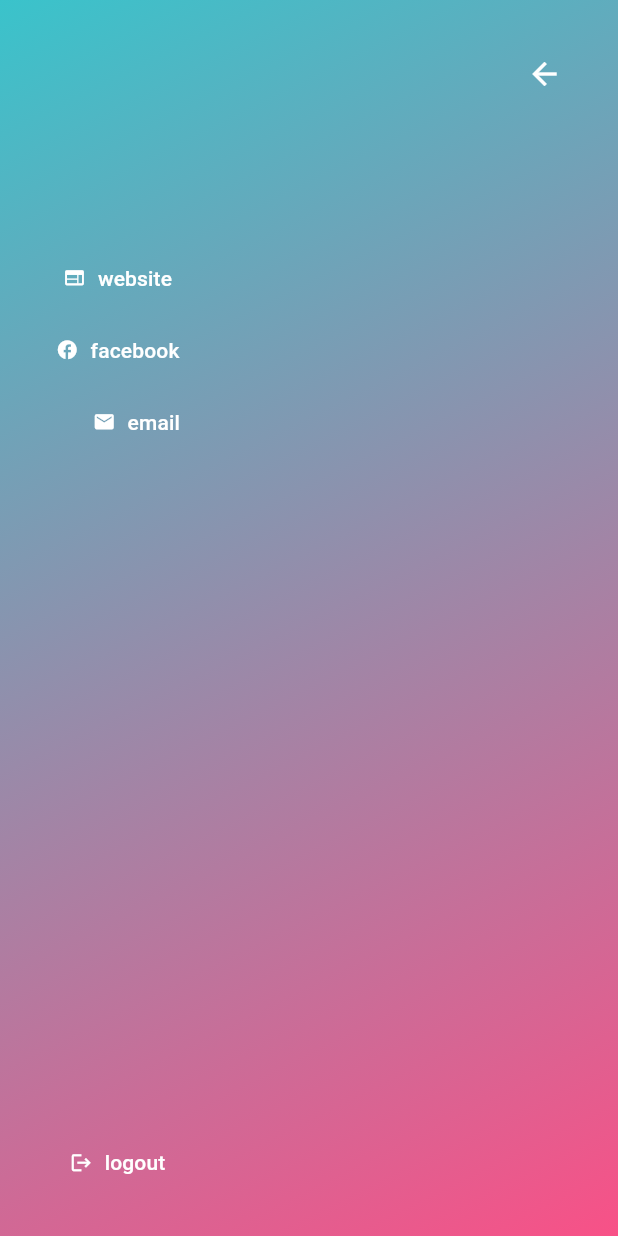
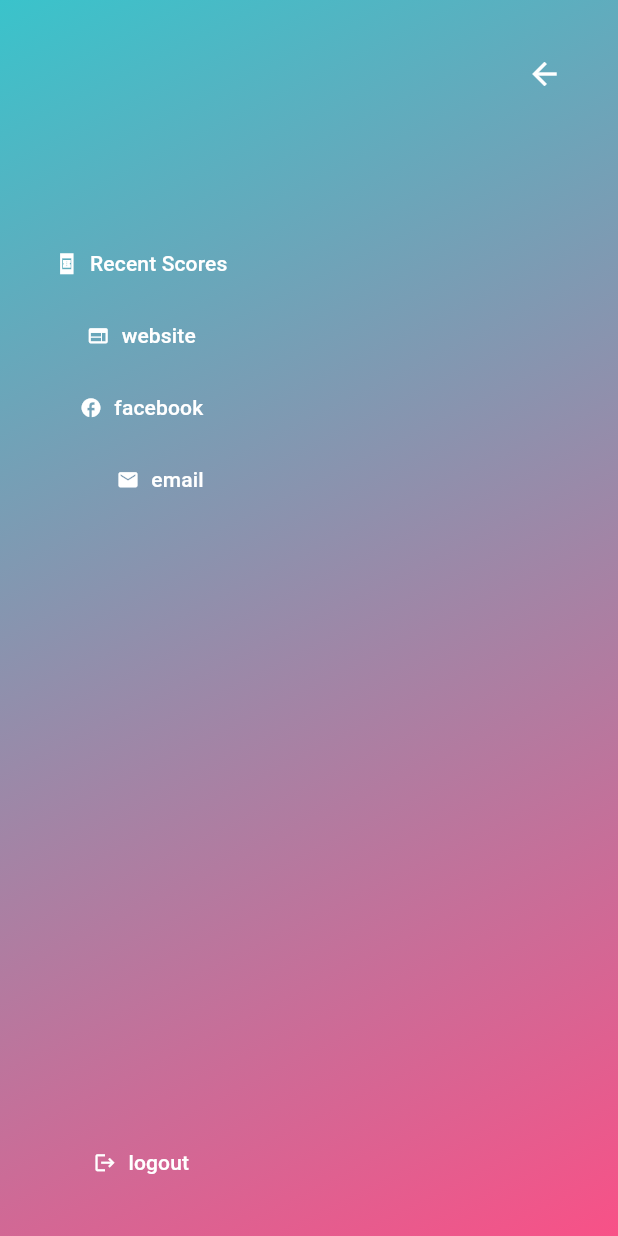
Before and after one commit to SupunJayaweera/Mobile_Quiz_App, a Flutter app: the HomeScreen screen opened by its route, after a tap on an icon or button, on a phone screen of 412 x 824 dp. Run offline on Flutter 3.47's test engine with Material 3 defaults, Android fonts, the phone set to English and light mode, and no system bars; drawn by our look-alikes of flutter_zoom_drawer; our stand-ins replace cached_network_image, cloud_firestore, firebase_auth, firebase_core, firebase_storage, flutter_svg and 5 more; missing offline and left inert: easy_separator; accounts and stored records are empty; project files that could hold a hidden picture were left out.

Commit message:
changes in menu screen

```diff
--- a/lib/screens/home/menu_screen.dart
+++ b/lib/screens/home/menu_screen.dart
@@ -47,6 +47,11 @@ class MyMenuScreen extends GetView<MyZoomDrawerController> {
                           )),
                     const Spacer(
                       flex: 1,
+                    ),
+                    _DrawerButton(
+                      icon: Icons.book_online_sharp,
+                      label: "Recent Scores",
+                      onPressed: () => controller.recentScores(),
                     ),
                     _DrawerButton(
                       icon: Icons.web,
```
